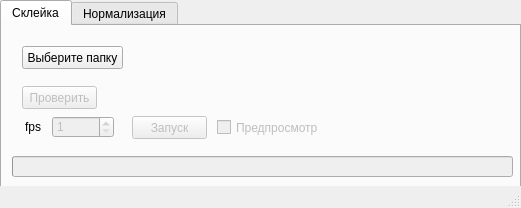
devDesu/videoWork, file untitled.ui: the form before one commit.
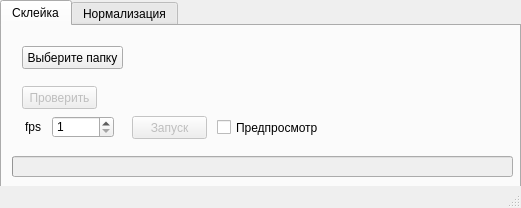
The form after the commit.

Diff of the .ui file:
```diff
--- a/untitled.ui
+++ b/untitled.ui
@@ -89,7 +89,7 @@
      </widget>
      <widget class="QCheckBox" name="preview">
       <property name="enabled">
-       <bool>false</bool>
+       <bool>true</bool>
       </property>
       <property name="geometry">
        <rect>
@@ -121,7 +121,7 @@
      </widget>
      <widget class="QDoubleSpinBox" name="fps">
       <property name="enabled">
-       <bool>false</bool>
+       <bool>true</bool>
       </property>
       <property name="geometry">
        <rect>
```
